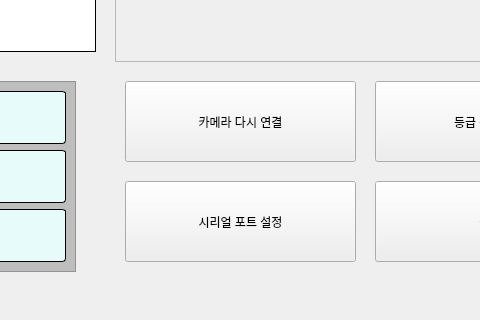
Above: mainwindow.ui from yi1397/Image-processing-eel-sorter before the change; both pictures show x 525 to 1005 and y 409 to 729 of the 1159 by 729 pixel window. Below: the same form after it.
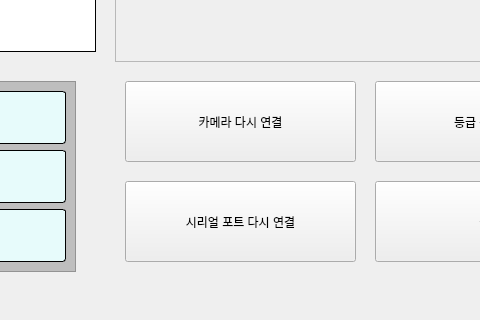
That is the form after the change.

Commit message: 시리얼 포트 설정

```diff
--- a/mainwindow.ui
+++ b/mainwindow.ui
@@ -284,7 +284,7 @@
      </rect>
     </property>
     <property name="text">
-     <string>시리얼 포트 설정</string>
+     <string>시리얼 포트 다시 연결</string>
     </property>
    </widget>
    <widget class="QPushButton" name="pushButton_camera_reset">
```
Left out of the diff: 2 changed lines with no effect on the pictures. The commit also changes 11 other files.
